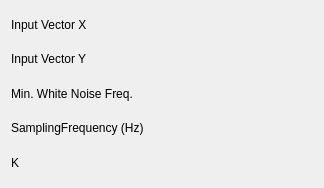
This is src/plugins/dataobject/effectivebandwidth/effectivebandwidthconfig.ui in Kst-plot/kst as Qt 5 draws it before an edit. The edited form follows.
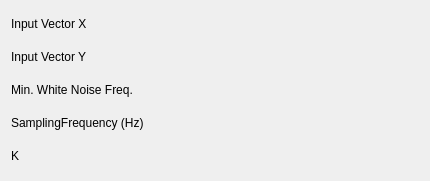
This is the edited form. Custom widgets are drawn as their Qt base class.

Diff of the .ui file:
```diff
--- a/src/plugins/dataobject/effectivebandwidth/effectivebandwidthconfig.ui
+++ b/src/plugins/dataobject/effectivebandwidth/effectivebandwidthconfig.ui
@@ -5,13 +5,19 @@
    <rect>
     <x>0</x>
     <y>0</y>
-    <width>324</width>
-    <height>188</height>
+    <width>430</width>
+    <height>181</height>
    </rect>
   </property>
+  <property name="minimumSize" >
+   <size>
+    <width>400</width>
+    <height>0</height>
+   </size>
+  </property>
   <layout class="QVBoxLayout" name="verticalLayout" >
    <item>
-    <layout class="QHBoxLayout" name="horizontalLayout" >
+    <layout class="QHBoxLayout" name="horizontalLayout_5" >
      <item>
       <widget class="QLabel" name="label_3" >
        <property name="sizePolicy" >
@@ -28,6 +34,19 @@
        </property>
       </widget>
      </item>
+     <item>
+      <spacer name="horizontalSpacer" >
+       <property name="orientation" >
+        <enum>Qt::Horizontal</enum>
+       </property>
+       <property name="sizeHint" stdset="0" >
+        <size>
+         <width>40</width>
+         <height>20</height>
+        </size>
+       </property>
+      </spacer>
+     </item>
      <item>
       <widget class="Kst::VectorSelector" native="1" name="_vectorX" >
        <property name="sizePolicy" >
@@ -41,7 +60,7 @@
     </layout>
    </item>
    <item>
-    <layout class="QHBoxLayout" name="horizontalLayout_3" >
+    <layout class="QHBoxLayout" name="horizontalLayout_4" >
      <item>
       <widget class="QLabel" name="label_5" >
        <property name="sizePolicy" >
@@ -58,6 +77,19 @@
        </property>
       </widget>
      </item>
+     <item>
+      <spacer name="horizontalSpacer_2" >
+       <property name="orientation" >
+        <enum>Qt::Horizontal</enum>
+       </property>
+       <property name="sizeHint" stdset="0" >
+        <size>
+         <width>40</width>
+         <height>20</height>
+        </size>
+       </property>
+      </spacer>
+     </item>
      <item>
       <widget class="Kst::VectorSelector" native="1" name="_vectorY" >
        <property name="sizePolicy" >
@@ -71,7 +103,7 @@
     </layout>
    </item>
    <item>
-    <layout class="QHBoxLayout" name="horizontalLayout_2" >
+    <layout class="QHBoxLayout" name="horizontalLayout_3" >
      <item>
       <widget class="QLabel" name="label_4" >
        <property name="sizePolicy" >
@@ -88,13 +120,26 @@
        </property>
       </widget>
      </item>
+     <item>
+      <spacer name="horizontalSpacer_3" >
+       <property name="orientation" >
+        <enum>Qt::Horizontal</enum>
+       </property>
+       <property name="sizeHint" stdset="0" >
+        <size>
+         <width>40</width>
+         <height>20</height>
+        </size>
+       </property>
+      </spacer>
+     </item>
      <item>
       <widget class="Kst::ScalarSelector" native="1" name="_scalarMin" />
      </item>
     </layout>
    </item>
    <item>
-    <layout class="QHBoxLayout" name="horizontalLayout_4" >
+    <layout class="QHBoxLayout" name="horizontalLayout_2" >
      <item>
       <widget class="QLabel" name="label_6" >
        <property name="sizePolicy" >
@@ -111,13 +156,26 @@
        </property>
       </widget>
      </item>
+     <item>
+      <spacer name="horizontalSpacer_4" >
+       <property name="orientation" >
+        <enum>Qt::Horizontal</enum>
+       </property>
+       <property name="sizeHint" stdset="0" >
+        <size>
+         <width>40</width>
+         <height>20</height>
+        </size>
+       </property>
+      </spacer>
+     </item>
      <item>
       <widget class="Kst::ScalarSelector" native="1" name="_scalarFreq" />
      </item>
     </layout>
    </item>
    <item>
-    <layout class="QHBoxLayout" name="horizontalLayout_5" >
+    <layout class="QHBoxLayout" name="horizontalLayout" >
      <item>
       <widget class="QLabel" name="label_7" >
        <property name="sizePolicy" >
@@ -134,6 +192,19 @@
        </property>
       </widget>
      </item>
+     <item>
+      <spacer name="horizontalSpacer_5" >
+       <property name="orientation" >
+        <enum>Qt::Horizontal</enum>
+       </property>
+       <property name="sizeHint" stdset="0" >
+        <size>
+         <width>40</width>
+         <height>20</height>
+        </size>
+       </property>
+      </spacer>
+     </item>
      <item>
       <widget class="Kst::ScalarSelector" native="1" name="_scalarK" />
      </item>
```
